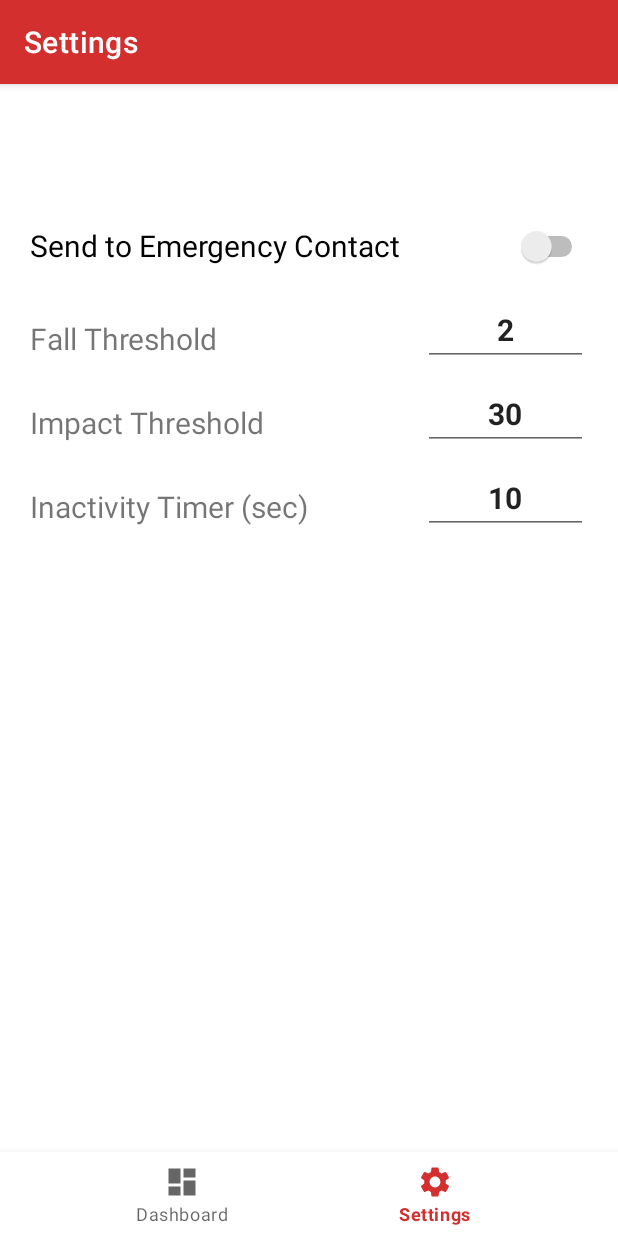
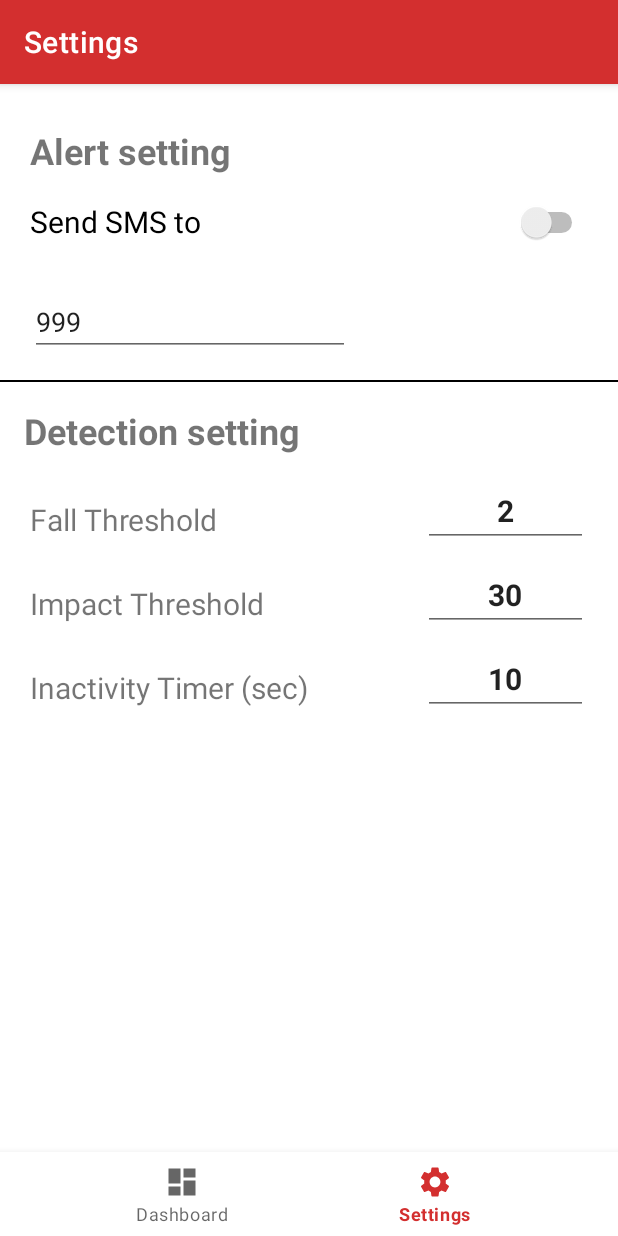
Before and after one commit to wxo15/GraVT, an Android app: the SettingsFragment screen opened through its navigation route, on a phone screen of 412 x 824 dp. Run offline under Robolectric (Android 15) with nearby library versions, the phone set to English and light mode, and no system bars; our stand-ins replace navigation-ui; libraries missing offline, so code that uses them is left out: com.jjoe64.graphview; 18 statements that could not run were skipped.

Commit message:
SMS permission and preference setting

```diff
--- a/app/src/main/AndroidManifest.xml
+++ b/app/src/main/AndroidManifest.xml
@@ -1,6 +1,8 @@
 <?xml version="1.0" encoding="utf-8"?>
 <manifest xmlns:android="http://schemas.android.com/apk/res/android"
     package="com.example.gravt" >
+
+    <uses-permission android:name="android.permission.SEND_SMS" />
 
     <application
         android:allowBackup="true"
@@ -8,7 +10,7 @@
         android:label="@string/app_name"
         android:roundIcon="@mipmap/ic_launcher_2_round"
         android:supportsRtl="true"
-        android:theme="@style/Theme.GraVT" >
+        android:theme="@style/Theme.GraVT">
         <activity
             android:name=".SplashScreenActivity"
             android:exported="true"
--- a/app/src/main/java/com/example/gravt/ui/dashboard/DashboardFragment.java
+++ b/app/src/main/java/com/example/gravt/ui/dashboard/DashboardFragment.java
@@ -1,13 +1,16 @@
 package com.example.gravt.ui.dashboard;
 
+import android.Manifest;
 import android.content.Context;
 import android.content.SharedPreferences;
+import android.content.pm.PackageManager;
 import android.graphics.Color;
 import android.hardware.Sensor;
 import android.hardware.SensorEvent;
 import android.hardware.SensorEventListener;
 import android.hardware.SensorManager;
 import android.os.Bundle;
+import android.telephony.SmsManager;
 import android.view.LayoutInflater;
 import android.view.View;
 import android.view.ViewGroup;
@@ -16,6 +19,8 @@ import android.widget.ProgressBar;
 import android.widget.TextView;
 
 import androidx.annotation.NonNull;
+import androidx.core.app.ActivityCompat;
+import androidx.core.content.ContextCompat;
 import androidx.fragment.app.Fragment;
 
 import com.example.gravt.R;
@@ -34,6 +39,8 @@ public class DashboardFragment extends Fragment {
 
     private FragmentDashboardBinding binding;
 
+
+
     // items on dashboard
     CheckBox fall_checkbox, impact_checkbox;
     ProgressBar inactivity_progress_bar;
@@ -44,6 +51,7 @@ public class DashboardFragment extends Fragment {
     // chart plot variables
     private int num_datapoints = 0;
     private boolean send_emergency_contact;
+    private String emergency_phone_number;
     private int high_thres;
     private int low_thres;
     private int inactivity_timer;
@@ -98,6 +106,10 @@ public class DashboardFragment extends Fragment {
             detectFall();
             detectImpact();
             detectInactivity();
+
+            if (all_triggered == true){
+                permissionCheck();
+            }
 
             // reset axis and background color
             viewport.setMinX(Math.max(0,num_datapoints - 500));
@@ -161,7 +173,14 @@ public class DashboardFragment extends Fragment {
 
         // populate setting based on preferences
         SharedPreferences settings = this.getActivity().getSharedPreferences("settings", 0);
-        send_emergency_contact = settings.getBoolean("send_emergency_contact", false);
+        // if no permission to send SMS, make it false
+        if (ContextCompat.checkSelfPermission(this.getActivity(), Manifest.permission.SEND_SMS) ==
+                PackageManager.PERMISSION_GRANTED) {
+            send_emergency_contact = settings.getBoolean("send_emergency_contact", false);
+        } else {
+            send_emergency_contact = false;
+        }
+        emergency_phone_number = settings.getString("emergency_phone_number", "999");
         high_thres = settings.getInt("high_thres", 30);
         low_thres = settings.getInt("low_thres", 2);
         inactivity_timer = settings.getInt("inactivity_timer", 10);
@@ -210,11 +229,28 @@ public class DashboardFragment extends Fragment {
         // Else, reset inactivity_start_time and progress bar
         if (Math.abs(acc_curr_val - 9.81) < 1 && inactivity_start_time > 0) {
             inactivity_progress_bar.setProgress(((int)(System.currentTimeMillis() - inactivity_start_time))/(10 * inactivity_timer));
-            all_triggered = (int)(System.currentTimeMillis() - inactivity_start_time) > 10 * inactivity_timer;
+            all_triggered = ((int)(System.currentTimeMillis() - inactivity_start_time)) > 1000 * inactivity_timer;
         } else {
             inactivity_start_time = 0;
             inactivity_progress_bar.setProgress(0);
+            all_triggered = false;
         }
     }
 
+    private void permissionCheck(){
+        // shouldnt need to check permission anymore as it is checked when user check the emergency contact switch, but just in case
+        if (ContextCompat.checkSelfPermission(this.getActivity(), Manifest.permission.SEND_SMS) ==
+                PackageManager.PERMISSION_GRANTED && send_emergency_contact == true) {
+            sendSms();
+            all_triggered = false;
+            return;
+        }
+    }
+
+    private void sendSms(){
+        SmsManager sms = SmsManager.getDefault();
+        ArrayList<String> parts = sms.divideMessage("GraVT: Please send help!");
+        sms.sendMultipartTextMessage(emergency_phone_number, null, parts, null,null);
+    }
+
 }
--- a/app/src/main/res/layout/activity_main.xml
+++ b/app/src/main/res/layout/activity_main.xml
@@ -7,20 +7,8 @@
     android:id="@+id/container"
     android:layout_width="match_parent"
     android:layout_height="match_parent"
-    android:overScrollMode="ifContentScrolls"
-    android:paddingTop="?attr/actionBarSize">
+    android:overScrollMode="ifContentScrolls">
 
-    <com.google.android.material.bottomnavigation.BottomNavigationView
-        android:id="@+id/nav_view"
-        android:layout_width="0dp"
-        android:layout_height="wrap_content"
-        android:layout_marginStart="0dp"
-        android:layout_marginEnd="0dp"
-        android:background="?android:attr/windowBackground"
-        app:layout_constraintBottom_toBottomOf="parent"
-        app:layout_constraintLeft_toLeftOf="parent"
-        app:layout_constraintRight_toRightOf="parent"
-        app:menu="@menu/bottom_nav_menu" />
 
     <ScrollView
         android:id="@+id/scrollView"
@@ -37,7 +25,7 @@
             android:layout_height="match_parent"
             android:overScrollMode="ifContentScrolls"
             app:defaultNavHost="true"
-            app:layout_constraintBottom_toTopOf="@+id/nav_view"
+            app:layout_constraintBottom_toBottomOf="parent"
             app:layout_constraintHorizontal_bias="0.0"
             app:layout_constraintLeft_toLeftOf="parent"
             app:layout_constraintRight_toRightOf="parent"
@@ -46,4 +34,16 @@
             app:navGraph="@navigation/mobile_navigation" />
     </ScrollView>
 
+    <com.google.android.material.bottomnavigation.BottomNavigationView
+        android:id="@+id/nav_view"
+        android:layout_width="0dp"
+        android:layout_height="wrap_content"
+        android:layout_marginStart="0dp"
+        android:layout_marginEnd="0dp"
+        android:background="?android:attr/windowBackground"
+        app:layout_constraintBottom_toBottomOf="parent"
+        app:layout_constraintLeft_toLeftOf="parent"
+        app:layout_constraintRight_toRightOf="parent"
+        app:menu="@menu/bottom_nav_menu" />
+
 </androidx.constraintlayout.widget.ConstraintLayout>
--- a/app/src/main/res/layout/fragment_settings.xml
+++ b/app/src/main/res/layout/fragment_settings.xml
@@ -5,6 +5,30 @@
     android:layout_width="match_parent"
     android:layout_height="match_parent"
     tools:context=".ui.settings.SettingsFragment">
+
+    <TextView
+        android:id="@+id/detection_setting"
+        android:layout_width="250dp"
+        android:layout_height="32dp"
+        android:layout_marginStart="16dp"
+        android:layout_marginTop="16dp"
+        android:text="@string/detection_setting"
+        android:textSize="24sp"
+        android:textStyle="bold"
+        app:layout_constraintStart_toStartOf="parent"
+        app:layout_constraintTop_toBottomOf="@+id/divider" />
+
+    <TextView
+        android:id="@+id/alert_setting_title"
+        android:layout_width="250dp"
+        android:layout_height="32dp"
+        android:layout_marginStart="20dp"
+        android:layout_marginTop="28dp"
+        android:text="@string/alert_setting"
+        android:textSize="24sp"
+        android:textStyle="bold"
+        app:layout_constraintStart_toStartOf="parent"
+        app:layout_constraintTop_toTopOf="parent" />
 
     <EditText
         android:id="@+id/edit_inactivity_timer"
@@ -26,7 +50,7 @@
         android:layout_height="32dp"
         android:layout_marginStart="20dp"
         android:layout_marginTop="24dp"
-        android:text="Inactivity Timer (sec)"
+        android:text="@string/inactivity_timer_sec"
         android:textSize="20sp"
         app:layout_constraintStart_toStartOf="parent"
         app:layout_constraintTop_toBottomOf="@+id/textView2" />
@@ -51,7 +75,7 @@
         android:layout_height="32dp"
         android:layout_marginStart="20dp"
         android:layout_marginTop="24dp"
-        android:text="Impact Threshold"
+        android:text="@string/impact_threshold"
         android:textSize="20sp"
         app:layout_constraintStart_toStartOf="parent"
         app:layout_constraintTop_toBottomOf="@+id/textView" />
@@ -61,13 +85,13 @@
         android:layout_width="0dp"
         android:layout_height="48dp"
         android:layout_marginStart="20dp"
-        android:layout_marginTop="28dp"
+        android:layout_marginTop="8dp"
         android:layout_marginEnd="20dp"
-        android:text="Send to Emergency Contact"
+        android:text="@string/send_sms_to"
         android:textSize="20sp"
         app:layout_constraintEnd_toEndOf="parent"
         app:layout_constraintStart_toStartOf="parent"
-        app:layout_constraintTop_toTopOf="parent" />
+        app:layout_constraintTop_toBottomOf="@+id/alert_setting_title" />
 
     <EditText
         android:id="@+id/edit_low_threshold"
@@ -88,10 +112,28 @@
         android:layout_width="250dp"
         android:layout_height="32dp"
         android:layout_marginStart="20dp"
-        android:layout_marginTop="24dp"
-        android:text="Fall Threshold"
+        android:layout_marginTop="30dp"
+        android:text="@string/fall_threshold"
         android:textSize="20sp"
         app:layout_constraintStart_toStartOf="parent"
+        app:layout_constraintTop_toBottomOf="@+id/detection_setting" />
+
+    <EditText
+        android:id="@+id/emergency_phone_number"
+        android:layout_width="wrap_content"
+        android:layout_height="wrap_content"
+        android:layout_marginTop="20dp"
+        android:ems="10"
+        android:inputType="phone"
+        app:layout_constraintStart_toStartOf="@+id/send_emergency_contact_switch"
         app:layout_constraintTop_toBottomOf="@+id/send_emergency_contact_switch" />
 
+    <View
+        android:id="@+id/divider"
+        android:layout_width="match_parent"
+        android:layout_height="1dp"
+        android:layout_marginTop="16dp"
+        android:background="@color/black"
+        app:layout_constraintTop_toBottomOf="@+id/emergency_phone_number"/>
+
 </androidx.constraintlayout.widget.ConstraintLayout>
--- a/app/src/main/res/values/strings.xml
+++ b/app/src/main/res/values/strings.xml
@@ -2,4 +2,10 @@
     <string name="app_name">GraVT</string>
     <string name="title_dashboard">Dashboard</string>
     <string name="title_settings">Settings</string>
+    <string name="alert_setting">Alert setting</string>
+    <string name="inactivity_timer_sec">Inactivity Timer (sec)</string>
+    <string name="impact_threshold">Impact Threshold</string>
+    <string name="fall_threshold">Fall Threshold</string>
+    <string name="send_sms_to">Send SMS to</string>
+    <string name="detection_setting">Detection setting</string>
 </resources>
```
Also changed, not shown: app/src/main/java/com/example/gravt/MainActivity.java (+18 -0 lines), app/src/main/java/com/example/gravt/ui/settings/SettingsFragment.java (+25 -1 lines), 1 other file.
